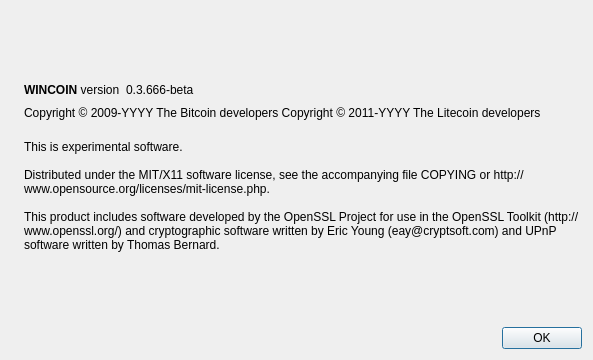
Above: src/qt/forms/aboutdialog.ui from ZEBRX/nikoin-dashboard before the change. Below: the same form after it.
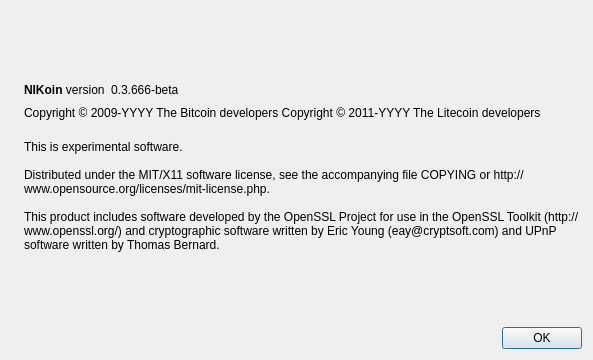
That is the form after the change. Icons and pictures are not drawn.

Commit message: Change name from wincoin to NIKcoin, change in genesis block parameters. Details at JIRA.

The edit to the form file:
```diff
--- a/src/qt/forms/aboutdialog.ui
+++ b/src/qt/forms/aboutdialog.ui
@@ -50,7 +50,7 @@
           <cursorShape>IBeamCursor</cursorShape>
          </property>
          <property name="text">
-          <string>&lt;b&gt;WINCOIN&lt;/b&gt; version</string>
+          <string>&lt;b&gt;NIKoin&lt;/b&gt; version</string>
          </property>
          <property name="textInteractionFlags">
           <set>Qt::LinksAccessibleByMouse|Qt::TextSelectableByKeyboard|Qt::TextSelectableByMouse</set>
```
Left out of the diff: 2 changed lines with no effect on the pictures. The commit also changes 110 other files.
